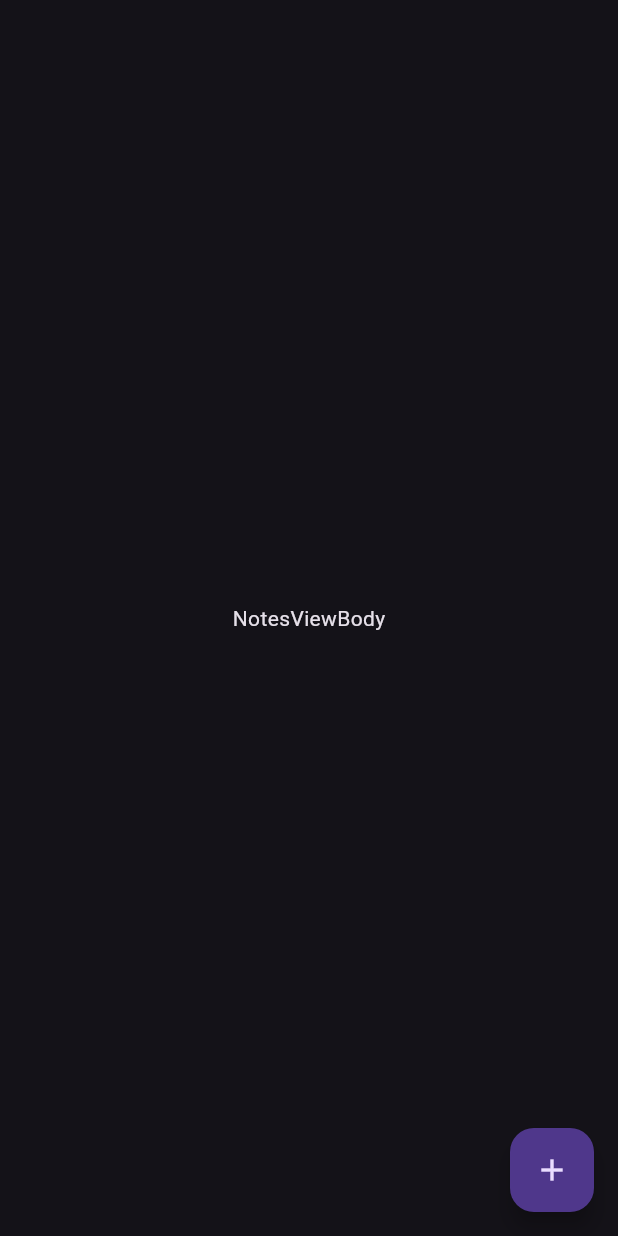
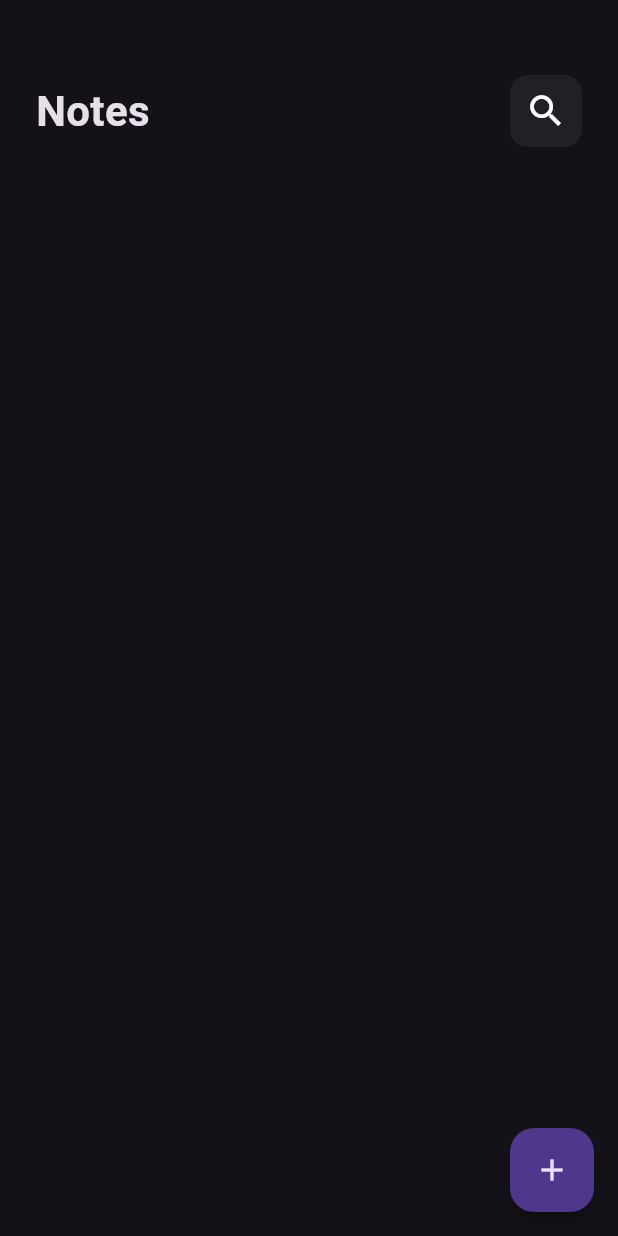
Before and after one commit to MohamedNaif/note_app, a Flutter app: the screen it shows after launch, on a phone screen of 412 x 824 dp. Run offline on Flutter 3.47's test engine with Material 3 defaults, Android fonts, the phone set to English and light mode, and no system bars.

Commit message:
custom app bar and search icon

```diff
--- /dev/null
+++ b/lib/features/note_feature/presentation/views/widgets/custom_app_bar.dart
@@ -0,0 +1,27 @@
+
+
+
+import 'package:flutter/material.dart';
+
+import 'custom_search_icon.dart';
+
+class CustomAppBar extends StatelessWidget {
+  const CustomAppBar({super.key});
+
+  @override
+  Widget build(BuildContext context) {
+    return const Row(
+      children: [
+        Text(
+          'Notes',
+          style: TextStyle(
+            fontSize: 28,
+            fontWeight: FontWeight.bold,
+          ),
+        ),
+        Spacer(),
+        CustomSearchIcon(),
+      ],
+    );
+  }
+}
--- /dev/null
+++ b/lib/features/note_feature/presentation/views/widgets/custom_search_icon.dart
@@ -0,0 +1,24 @@
+
+
+
+import 'package:flutter/material.dart';
+
+class CustomSearchIcon extends StatelessWidget {
+  const CustomSearchIcon({super.key});
+
+  @override
+  Widget build(BuildContext context) {
+    return Container(
+      height: 48,
+      width: 48,
+      decoration: BoxDecoration(
+        color: Colors.grey.withOpacity(0.1),
+        borderRadius: BorderRadius.circular(12),
+      ),
+      child: const Icon(
+        Icons.search,
+        size: 28,
+      ),
+    );
+  }
+}
--- a/lib/features/note_feature/presentation/views/widgets/notes_view_body.dart
+++ b/lib/features/note_feature/presentation/views/widgets/notes_view_body.dart
@@ -1,13 +1,22 @@
 import 'package:flutter/material.dart';
+import 'package:flutter/widgets.dart';
+
+import 'custom_app_bar.dart';
 
 class NotesViewBody extends StatelessWidget {
   const NotesViewBody({super.key});
 
   @override
   Widget build(BuildContext context) {
-    return const Scaffold(
-      body: Center(
-        child: Text('NotesViewBody'),
+    return const Padding(
+      padding: EdgeInsets.symmetric(horizontal: 24),
+      child: Column(
+        children: [
+          SizedBox(
+            height: 50,
+          ),
+          CustomAppBar(),
+        ],
       ),
     );
   }
```
